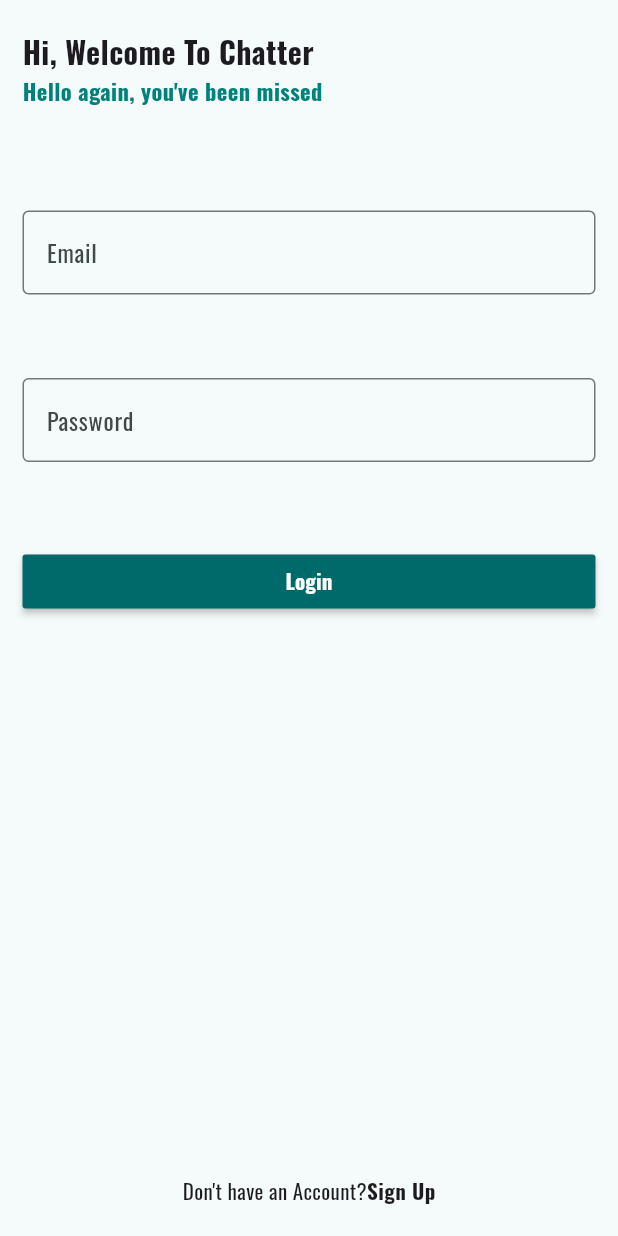
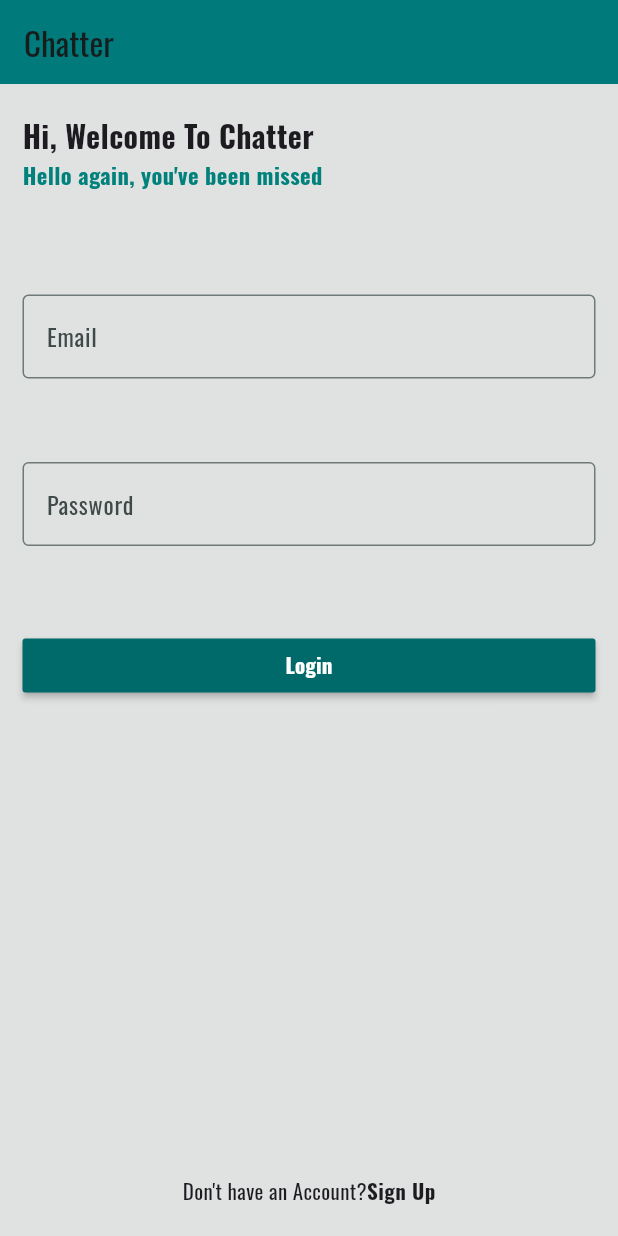
Before and after one commit to Mohammedkamal90/Chatter, a Flutter app: the screen it shows after launch, on a phone screen of 412 x 824 dp. Run offline on Flutter 3.47's test engine with Material 3 defaults, Android fonts, the phone set to English and light mode, and no system bars; our stand-ins replace cloud_firestore, dash_chat_2, delightful_toast, firebase_analytics, firebase_auth, firebase_core and 4 more; accounts and stored records are empty.

Commit message:
update some styling

```diff
--- a/lib/main.dart
+++ b/lib/main.dart
@@ -33,8 +33,9 @@ class MyApp extends StatelessWidget {
   @override
   Widget build(BuildContext context) {
     return MaterialApp(
+      debugShowCheckedModeBanner: false,
       navigatorKey: _navigationService.navigatorkey,
-      title: 'Flutter Demo',
+      title: 'Chatter',
       theme: ThemeData(
         colorScheme:
             ColorScheme.fromSeed(seedColor: Color.fromARGB(255, 0, 122, 122)),
--- a/lib/pages/home_page.dart
+++ b/lib/pages/home_page.dart
@@ -58,6 +58,7 @@ class _HomePageState extends State<HomePage> {
           )
         ],
       ),
+      backgroundColor: Color.fromARGB(255, 224, 226, 226),
       body: _buildUI(),
     );
   }
--- a/lib/pages/login_page.dart
+++ b/lib/pages/login_page.dart
@@ -34,6 +34,11 @@ class _LoginPageState extends State<LoginPage> {
   @override
   Widget build(BuildContext context) {
     return Scaffold(
+      appBar: AppBar(
+        title: const Text('Chatter'),
+        backgroundColor: const Color.fromARGB(255, 0, 122, 122),
+      ),
+      backgroundColor: Color.fromARGB(255, 224, 226, 226),
       resizeToAvoidBottomInset: false,
       body: _buildUI(),
     );
--- a/lib/pages/register_page.dart
+++ b/lib/pages/register_page.dart
@@ -49,6 +49,7 @@ class _RegisterPageState extends State<RegisterPage> {
   Widget build(BuildContext context) {
     return Scaffold(
       resizeToAvoidBottomInset: false,
+      backgroundColor: Color.fromARGB(255, 224, 226, 226),
       body: _buildUI(),
     );
   }
```
Also changed, not shown: lib/pages/chat_page.dart (+8 -0 lines), 1 other file.
